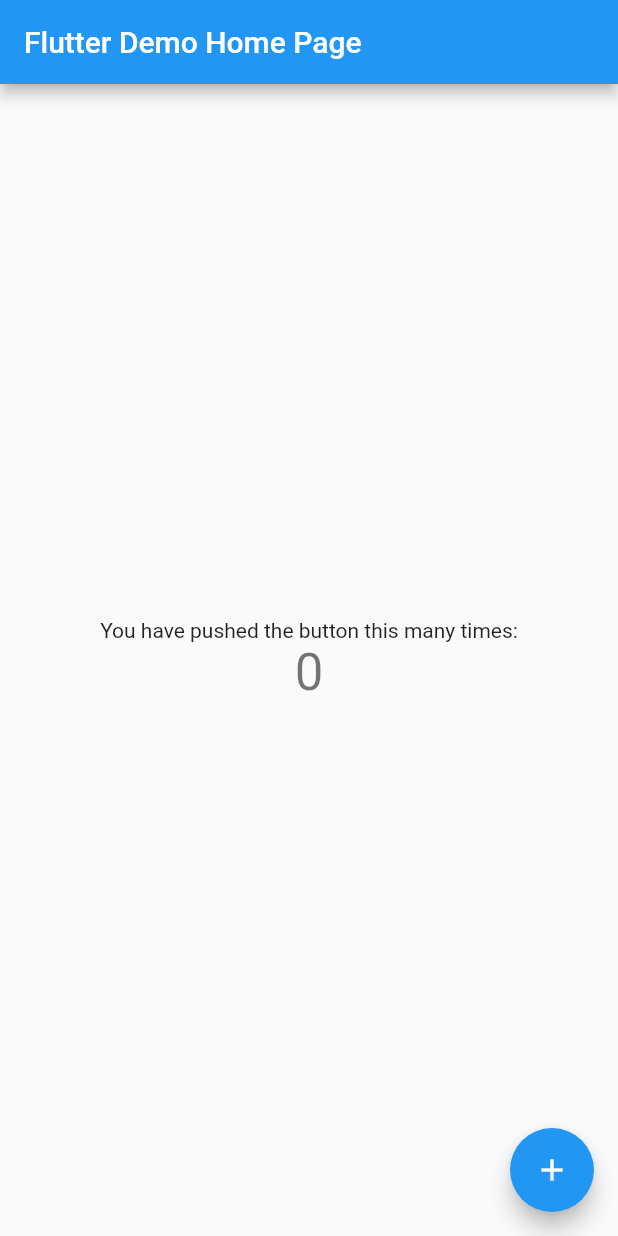
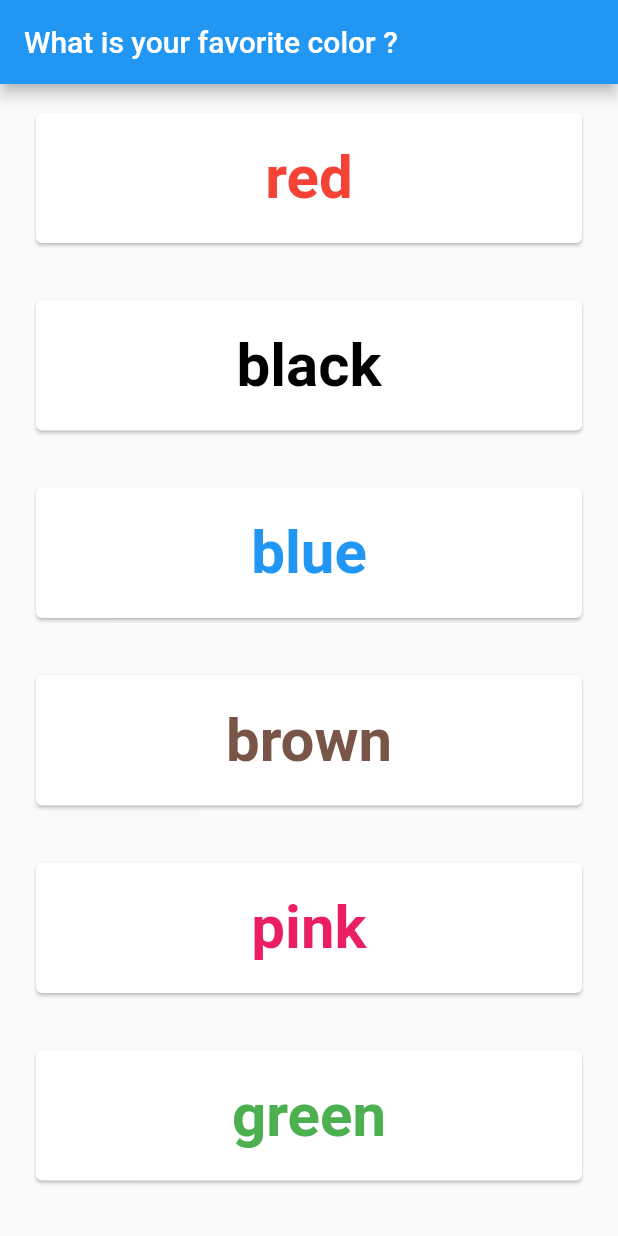
Before and after one commit to vanduong185/flutter_automation_test_demo, a Flutter app: the screen it shows after launch, on a phone screen of 412 x 824 dp. Run offline on Flutter 3.47's test engine with Material 2 defaults, Android fonts, the phone set to English and light mode, and no system bars.

Commit message:
unit testing, widget testing

```diff
--- a/lib/main.dart
+++ b/lib/main.dart
@@ -3,21 +3,11 @@ import 'package:flutter/material.dart';
 void main() => runApp(MyApp());
 
 class MyApp extends StatelessWidget {
-  // This widget is the root of your application.
   @override
   Widget build(BuildContext context) {
     return MaterialApp(
       title: 'Flutter Demo',
       theme: ThemeData(
-        // This is the theme of your application.
-        //
-        // Try running your application with "flutter run". You'll see the
-        // application has a blue toolbar. Then, without quitting the app, try
-        // changing the primarySwatch below to Colors.green and then invoke
-        // "hot reload" (press "r" in the console where you ran "flutter run",
-        // or simply save your changes to "hot reload" in a Flutter IDE).
-        // Notice that the counter didn't reset back to zero; the application
-        // is not restarted.
         primarySwatch: Colors.blue,
       ),
       home: MyHomePage(title: 'Flutter Demo Home Page'),
@@ -28,15 +18,6 @@ class MyApp extends StatelessWidget {
 class MyHomePage extends StatefulWidget {
   MyHomePage({Key key, this.title}) : super(key: key);
 
-  // This widget is the home page of your application. It is stateful, meaning
-  // that it has a State object (defined below) that contains fields that affect
-  // how it looks.
-
-  // This class is the configuration for the state. It holds the values (in this
-  // case the title) provided by the parent (in this case the App widget) and
-  // used by the build method of the State. Fields in a Widget subclass are
-  // always marked "final".
-
   final String title;
 
   @override
@@ -44,68 +25,74 @@ class MyHomePage extends StatefulWidget {
 }
 
 class _MyHomePageState extends State<MyHomePage> {
-  int _counter = 0;
+  List<MyColor> listColor = [
+    MyColor("red", Colors.red),
+    MyColor("black", Colors.black),
+    MyColor("blue", Colors.blue),
+    MyColor("brown", Colors.brown),
+    MyColor("pink", Colors.pink),
+    MyColor("green", Colors.green),
+  ];
 
-  void _incrementCounter() {
-    setState(() {
-      // This call to setState tells the Flutter framework that something has
-      // changed in this State, which causes it to rerun the build method below
-      // so that the display can reflect the updated values. If we changed
-      // _counter without calling setState(), then the build method would not be
-      // called again, and so nothing would appear to happen.
-      _counter++;
-    });
-  }
+  int selected = -1;
 
   @override
   Widget build(BuildContext context) {
-    // This method is rerun every time setState is called, for instance as done
-    // by the _incrementCounter method above.
-    //
-    // The Flutter framework has been optimized to make rerunning build methods
-    // fast, so that you can just rebuild anything that needs updating rather
-    // than having to individually change instances of widgets.
+    // double width = MediaQuery.of(context).size.width;
+    // double height = MediaQuery.of(context).size.height;
+
     return Scaffold(
       appBar: AppBar(
-        // Here we take the value from the MyHomePage object that was created by
-        // the App.build method, and use it to set our appbar title.
-        title: Text(widget.title),
+        title: Text("What is your favorite color ?"),
       ),
-      body: Center(
-        // Center is a layout widget. It takes a single child and positions it
-        // in the middle of the parent.
-        child: Column(
-          // Column is also a layout widget. It takes a list of children and
-          // arranges them vertically. By default, it sizes itself to fit its
-          // children horizontally, and tries to be as tall as its parent.
-          //
-          // Invoke "debug painting" (press "p" in the console, choose the
-          // "Toggle Debug Paint" action from the Flutter Inspector in Android
-          // Studio, or the "Toggle Debug Paint" command in Visual Studio Code)
-          // to see the wireframe for each widget.
-          //
-          // Column has various properties to control how it sizes itself and
-          // how it positions its children. Here we use mainAxisAlignment to
-          // center the children vertically; the main axis here is the vertical
-          // axis because Columns are vertical (the cross axis would be
-          // horizontal).
-          mainAxisAlignment: MainAxisAlignment.center,
-          children: <Widget>[
-            Text(
-              'You have pushed the button this many times:',
-            ),
-            Text(
-              '$_counter',
-              style: Theme.of(context).textTheme.display1,
-            ),
-          ],
+      body: Container(
+        child: ListView.builder(
+          itemCount: listColor.length,
+          itemBuilder: (context, index) {
+            MyColor myColor = listColor[index];
+
+            return Padding(
+              padding: const EdgeInsets.symmetric(vertical: 15, horizontal: 20),
+              child: GestureDetector(
+                // key: Key(myColor.name),
+                onTap: () {
+                  onTapped(index);
+                },
+                child: Card(
+                  key: Key(myColor.name),
+                  color: selected == index ? Colors.blue.shade100 : null,
+                  child: Padding(
+                    padding: const EdgeInsets.symmetric(vertical: 20),
+                    child: Center(
+                      child: Text(
+                        myColor.name,
+                        style: TextStyle(
+                          color: myColor.color,
+                          fontSize: 40,
+                          fontWeight: FontWeight.bold,
+                        ),
+                      ),
+                    ),
+                  ),
+                ),
+              ),
+            );
+          },
         ),
-      ),
-      floatingActionButton: FloatingActionButton(
-        onPressed: _incrementCounter,
-        tooltip: 'Increment',
-        child: Icon(Icons.add),
       ), // This trailing comma makes auto-formatting nicer for build methods.
     );
   }
+
+  onTapped(int i) {
+    setState(() {
+      selected = i;
+    });
+  }
 }
+
+class MyColor {
+  String name;
+  Color color;
+
+  MyColor(this.name, this.color);
+}
--- a/pubspec.yaml
+++ b/pubspec.yaml
@@ -27,7 +27,7 @@ dependencies:
 dev_dependencies:
   flutter_test:
     sdk: flutter
-
+  test:
 
 # For information on the generic Dart part of this file, see the
 # following page: https://dart.dev/tools/pub/pubspec
```
Also changed, not shown: lib/validation.dart (added, +8 -0 lines), pubspec.lock, 2 other files.
